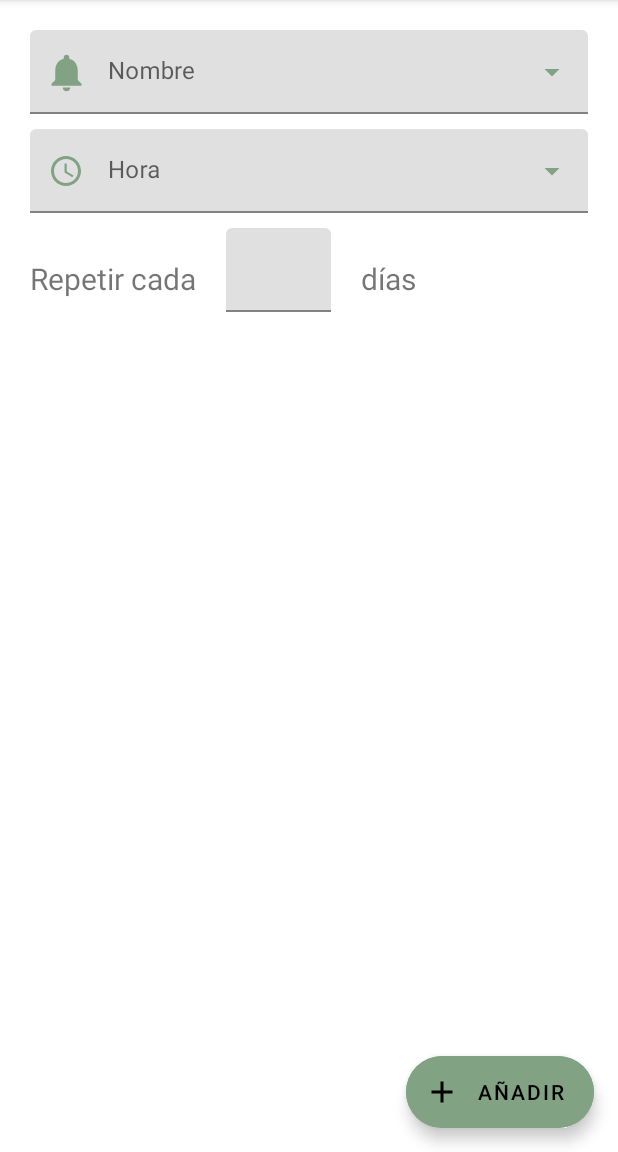
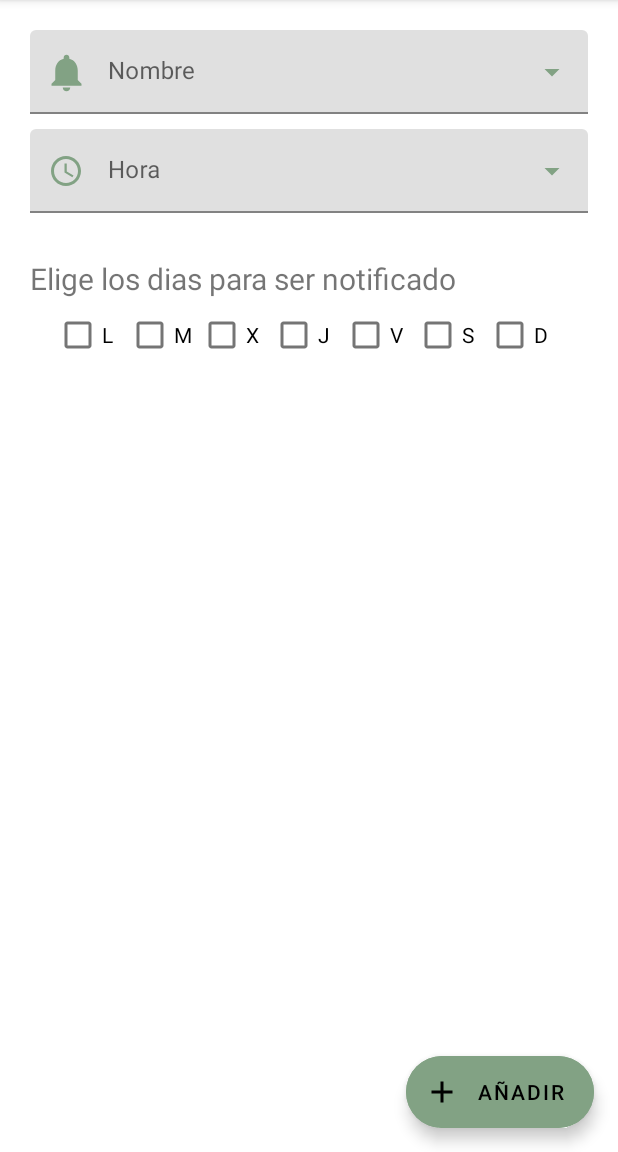
Before and after one commit to imaxium/Sunflora, an Android app: the fragment FragmentCrearRecordatorio placed in its activity, after a tap on "AÑADIR", on a phone screen of 412 x 824 dp, the part 84-1236 px from its top. Run offline under Robolectric (Android 15) with nearby library versions, the phone set to English and light mode, and no system bars; our stand-ins replace Room's generated code; 7 statements that could not run were skipped.

Commit message:
se han modificado estos archivos

```diff
--- a/app/src/main/java/com/example/sunflora/MainActivity.java
+++ b/app/src/main/java/com/example/sunflora/MainActivity.java
@@ -1,6 +1,7 @@
 package com.example.sunflora;
 
 import android.os.Bundle;
+import android.util.Log;
 import android.view.Menu;
 import android.view.MenuInflater;
 import android.view.MenuItem;
@@ -22,6 +23,8 @@ import androidx.work.WorkInfo;
 import com.example.sunflora.databinding.ActivityMainBinding;
 import com.google.common.util.concurrent.ListenableFuture;
 
+import java.text.SimpleDateFormat;
+import java.util.Date;
 import java.util.List;
 import java.util.concurrent.ExecutionException;
 import java.util.concurrent.TimeUnit;
@@ -46,6 +49,11 @@ public class MainActivity extends AppCompatActivity {
 
         if(!comprobarWorkManagerIniciado(TAG_MY_WORK)) // revisa si el workmanager esta inicializado o no
             inicializarWorkManager(TAG_MY_WORK); // inicializa el workmanager
+
+        SimpleDateFormat sdf = new SimpleDateFormat("EEEE");
+        Date d = new Date();
+        String dayOfTheWeek = sdf.format(d);
+        Log.d("fecha", dayOfTheWeek);
 
     }
 
--- a/app/src/main/java/com/example/sunflora/RoomDatabase/DatabaseYDAO/PlantasDatabase.java
+++ b/app/src/main/java/com/example/sunflora/RoomDatabase/DatabaseYDAO/PlantasDatabase.java
@@ -13,7 +13,7 @@ import com.example.sunflora.RoomDatabase.Entities.PlantaRoom;
 import com.example.sunflora.RoomDatabase.Entities.Recordatorio;
 import com.example.sunflora.RoomDatabase.typeConverter;
 
-@Database(entities = {PlantaRoom.class, Recordatorio.class, ContenidoNotificaciones.class}, version = 7)
+@Database(entities = {PlantaRoom.class, Recordatorio.class, ContenidoNotificaciones.class}, version = 8)
 @TypeConverters({typeConverter.class})
 public abstract class PlantasDatabase extends RoomDatabase {
 
--- a/app/src/main/java/com/example/sunflora/RoomDatabase/Entities/Recordatorio.java
+++ b/app/src/main/java/com/example/sunflora/RoomDatabase/Entities/Recordatorio.java
@@ -16,7 +16,6 @@ public class Recordatorio implements Serializable {
     @PrimaryKey(autoGenerate = true)
     int idRecordatorio;
     String nombreRecordatorio;
-    int ciclo;
     int horaRecordatorio;
     int minRecordatorio;
     String idPlantaRef;
@@ -39,14 +38,6 @@ public class Recordatorio implements Serializable {
     }
 
     public void setNombreRecordatorio(String nombreRecordatorio) { this.nombreRecordatorio = nombreRecordatorio; }
-
-    public int getCiclo() {
-        return ciclo;
-    }
-
-    public void setCiclo(int ciclo) {
-        this.ciclo = ciclo;
-    }
 
     public int getHoraRecordatorio() {
         return horaRecordatorio;
@@ -73,4 +64,5 @@ public class Recordatorio implements Serializable {
     public ArrayList<String> getDiasParaRecordar() { return diasParaRecordar; }
 
     public void setDiasParaRecordar(ArrayList<String> diasParaRecordar) { this.diasParaRecordar = diasParaRecordar; }
+
 }
--- a/app/src/main/java/com/example/sunflora/adapters/AdapterListaRecordatorios.java
+++ b/app/src/main/java/com/example/sunflora/adapters/AdapterListaRecordatorios.java
@@ -43,7 +43,7 @@ public class AdapterListaRecordatorios extends RecyclerView.Adapter<AdapterLista
     public void onBindViewHolder(@NonNull AdapterListaRecordatorios.ViewHolder holder, @SuppressLint("RecyclerView") int position) {
         holder.tipoRecordatorio.setText(listaRecordatorios.get(position).getNombreRecordatorio());
         holder.descripcionRecordatorio.setText("Recordar cada: ");
-        holder.descripcionRecordatorio.append(String.valueOf(listaRecordatorios.get(position).getCiclo())+" dias, a las ");
+        holder.descripcionRecordatorio.append(String.valueOf(listaRecordatorios.get(position).getDiasParaRecordar().size())+" dias, a las ");
         holder.descripcionRecordatorio.append(String.valueOf(listaRecordatorios.get(position).getHoraRecordatorio()+":"));
         holder.descripcionRecordatorio.append(String.valueOf(listaRecordatorios.get(position).getMinRecordatorio()));
 
--- a/app/src/main/java/com/example/sunflora/gestionRecordatorios/FragmentCrearRecordatorio.java
+++ b/app/src/main/java/com/example/sunflora/gestionRecordatorios/FragmentCrearRecordatorio.java
@@ -6,10 +6,12 @@ import androidx.annotation.NonNull;
 import androidx.annotation.Nullable;
 import androidx.fragment.app.Fragment;
 
+import android.util.Log;
 import android.view.LayoutInflater;
 import android.view.View;
 import android.view.ViewGroup;
 import android.widget.ArrayAdapter;
+import android.widget.Switch;
 
 import com.example.sunflora.R;
 import com.example.sunflora.RoomDatabase.DatabaseYDAO.DAOPlantas;
@@ -21,6 +23,7 @@ import com.google.android.material.timepicker.TimeFormat;
 
 import java.text.ParseException;
 import java.text.SimpleDateFormat;
+import java.util.ArrayList;
 import java.util.Calendar;
 import java.util.Date;
 
@@ -34,6 +37,7 @@ public class FragmentCrearRecordatorio extends Fragment {
     DAOPlantas daoPlantas;
     String idPlantaRef;
     Calendar cal;
+    ArrayList<String> diasParaRecordar;
     public FragmentCrearRecordatorio() { }
 
     @Override
@@ -90,13 +94,33 @@ public class FragmentCrearRecordatorio extends Fragment {
 
                 Recordatorio recordatorio = new Recordatorio();
                 recordatorio.setNombreRecordatorio(binding.autoCompleteTextViewNombreRecordatorio.getText().toString());
-                recordatorio.setCiclo(Integer.parseInt(binding.editTextRepeticiones.getText().toString()));
                 recordatorio.setHoraRecordatorio(materialTimePicker.getHour());
                 recordatorio.setMinRecordatorio(materialTimePicker.getMinute());
                 recordatorio.setIdPlantaRef(idPlantaRef);
+                comprobarLosDiasSeleccionados();
+                recordatorio.setDiasParaRecordar(diasParaRecordar);
                 daoPlantas.insertarRecordatorio(recordatorio);
             }
         });
+    }
+
+    private void comprobarLosDiasSeleccionados() {
+        diasParaRecordar = new ArrayList<>();
+        if (binding.checkBoxLunes.isChecked())
+            diasParaRecordar.add("lunes");
+        if (binding.checkBoxMartes.isChecked())
+            diasParaRecordar.add("martes");
+        if (binding.checkBoxMiercoles.isChecked())
+            diasParaRecordar.add("miercoles");
+        if (binding.checkBoxJueves.isChecked())
+            diasParaRecordar.add("jueves");
+        if (binding.checkBoxViernes.isChecked())
+            diasParaRecordar.add("viernes");
+        if (binding.checkBoxSabado.isChecked())
+            diasParaRecordar.add("sabado");
+        if (binding.checkBoxDomingo.isChecked())
+            diasParaRecordar.add("domingo");
+
     }
 
     public Calendar parseTime(int hour, int minute){
--- a/app/src/main/res/layout/fragment_crear_recordatorio.xml
+++ b/app/src/main/res/layout/fragment_crear_recordatorio.xml
@@ -58,47 +58,67 @@
                 android:inputType="none"/>
         </com.google.android.material.textfield.TextInputLayout>
 
+        <TextView
+            android:layout_width="match_parent"
+            android:layout_height="wrap_content"
+            android:text="Elige los dias para ser notificado"
+            android:layout_marginTop="20dp"
+            android:textSize="20sp"/>
         <LinearLayout
             android:layout_width="match_parent"
             android:layout_height="wrap_content"
             android:orientation="horizontal">
-
-            <TextView
+            <CheckBox
+                android:id="@+id/checkBoxLunes"
                 android:layout_width="wrap_content"
                 android:layout_height="wrap_content"
-                android:text="Repetir cada"
-                android:textSize="20sp"/>
-
-            <com.google.android.material.textfield.TextInputLayout
-                style="@style/Widget.MaterialComponents.TextInputLayout.FilledBox"
-                android:layout_width="70dp"
-                android:layout_height="wrap_content"
-                android:layout_marginStart="20dp"
-                android:layout_marginEnd="20dp"
-                android:layout_marginBottom="10dp"
-                app:boxStrokeColor="@color/colorSecundario"
-                app:startIconTint="@color/colorSecundario">
-
-                <com.google.android.material.textfield.TextInputEditText
-                    android:id="@+id/editTextRepeticiones"
-                    android:layout_width="match_parent"
-                    android:layout_height="wrap_content"
-                    android:inputType="number"
-                    />
-
-            </com.google.android.material.textfield.TextInputLayout>
-            <TextView
+                android:layout_marginStart="16dp"
+                android:text="L"
+                android:checked="false"/>
+            <CheckBox
+                android:id="@+id/checkBoxMartes"
                 android:layout_width="wrap_content"
                 android:layout_height="wrap_content"
-                android:text="días"
-                android:textSize="20sp"/>
+                android:text="M"
+                android:checked="false"/>
+            <CheckBox
+                android:id="@+id/checkBoxMiercoles"
+                android:layout_width="wrap_content"
+                android:layout_height="wrap_content"
+                android:text="X"
+                android:checked="false"/>
+            <CheckBox
+                android:id="@+id/checkBoxJueves"
+                android:layout_width="wrap_content"
+                android:layout_height="wrap_content"
+                android:text="J"
+                android:checked="false"/>
+            <CheckBox
+                android:id="@+id/checkBoxViernes"
+                android:layout_width="wrap_content"
+                android:layout_height="wrap_content"
+                android:text="V"
+                android:checked="false"/>
+            <CheckBox
+                android:id="@+id/checkBoxSabado"
+                android:layout_width="wrap_content"
+                android:layout_height="wrap_content"
+                android:text="S"
+                android:checked="false"/>
+            <CheckBox
+                android:id="@+id/checkBoxDomingo"
+                android:layout_width="wrap_content"
+                android:layout_height="wrap_content"
+                android:text="D"
+                android:checked="false"/>
+
         </LinearLayout>
-
         <ImageView
             android:id="@+id/ImageViewEliminarRecordatorio"
             android:layout_width="wrap_content"
             android:layout_height="wrap_content"
             android:layout_marginStart="330dp"
+            android:layout_marginTop="20dp"
             android:src="@drawable/ic_baseline_delete_24"
             />
     </LinearLayout>
```
